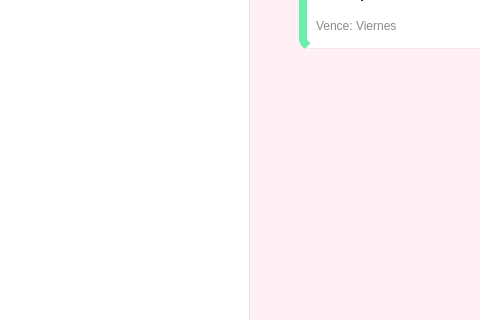
The window that vistas/pantallaprincipal.ui (FrJavier/Aplicacioncliente) describes before a commit, drawn with Qt 5; both pictures show x 0 to 480 and y 365 to 685 of the 1027 by 685 pixel window.
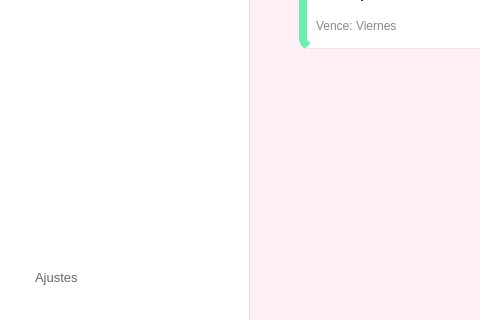
The same window after the commit.

Patch:
```diff
--- a/vistas/pantallaprincipal.ui
+++ b/vistas/pantallaprincipal.ui
@@ -264,6 +264,41 @@
          </property>
         </spacer>
        </item>
+       <item>
+        <widget class="QPushButton" name="btn_ajustes">
+         <property name="minimumSize">
+          <size>
+           <width>0</width>
+           <height>45</height>
+          </size>
+         </property>
+         <property name="font">
+          <font>
+           <family>Segoe UI</family>
+           <pointsize>10</pointsize>
+          </font>
+         </property>
+         <property name="cursor">
+          <cursorShape>PointingHandCursor</cursorShape>
+         </property>
+         <property name="styleSheet">
+          <string notr="true">QPushButton {
+	background-color: transparent;
+	color: #666;
+	border-radius: 10px;
+	text-align: left;
+	padding-left: 15px;
+}
+QPushButton:hover {
+	background-color: #F5F5F5;
+	color: #D81B60;
+}</string>
+         </property>
+         <property name="text">
+          <string>Ajustes</string>
+         </property>
+        </widget>
+       </item>
       </layout>
      </widget>
     </item>
```
